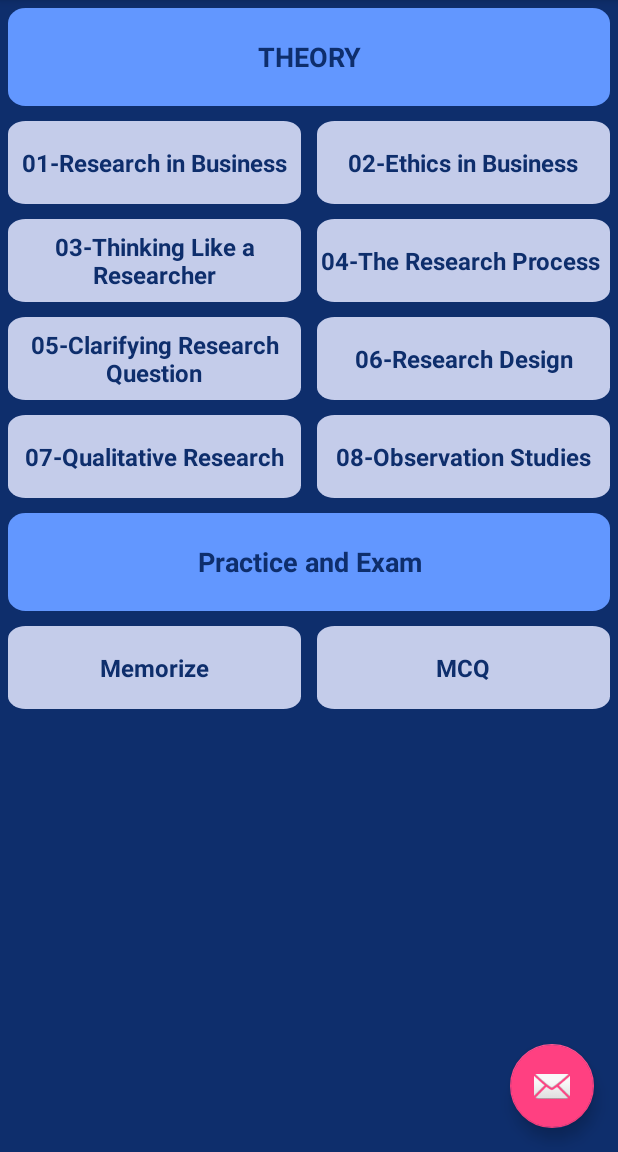
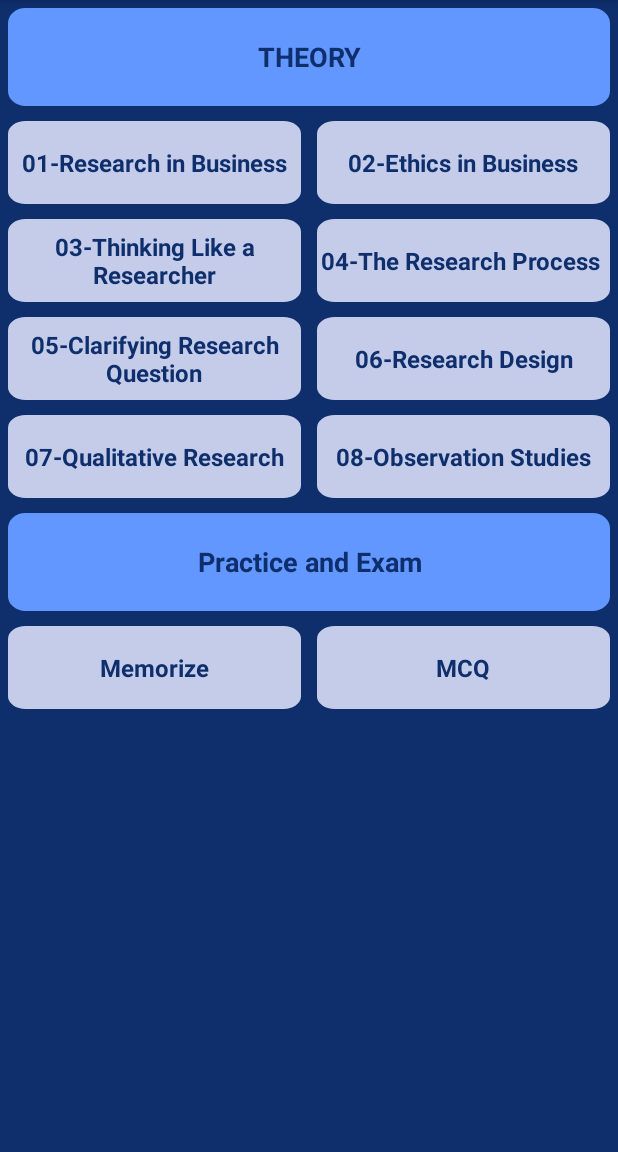
Before and after one commit to 007shishir/Business-Research, an Android app: the screen it shows after launch (MainActivity), on a phone screen of 412 x 824 dp, the part 84-1236 px from its top. Run offline under Robolectric (Android 15) with nearby library versions, the light colour scheme and no system bars; our stand-ins replace AdMob, Firebase (no records; nobody signed in at launch, a user with empty details on screens opened directly), Room's generated code; libraries missing offline, so code that uses them is left out: android.arch.persistence.

Commit message:
Internet Connection Check in MainActivity

```diff
--- a/app/src/main/AndroidManifest.xml
+++ b/app/src/main/AndroidManifest.xml
@@ -1,6 +1,10 @@
 <?xml version="1.0" encoding="utf-8"?>
 <manifest xmlns:android="http://schemas.android.com/apk/res/android"
     package="com.mme.saif_win10.businessresearch">
+
+    <uses-permission android:name="android.permission.INTERNET"/>
+    <uses-permission android:name="android.permission.ACCESS_NETWORK_STATE"/>
+    <uses-permission android:name="android.permission.CHANGE_NETWORK_STATE"/>
 
     <application
         android:allowBackup="true"
--- a/app/src/main/java/com/mme/saif_win10/businessresearch/MainActivity.java
+++ b/app/src/main/java/com/mme/saif_win10/businessresearch/MainActivity.java
@@ -2,6 +2,9 @@ package com.mme.saif_win10.businessresearch;
 
 import android.app.FragmentTransaction;
 import android.arch.persistence.room.Room;
+import android.graphics.Color;
+import android.net.ConnectivityManager;
+import android.net.NetworkInfo;
 import android.os.Bundle;
 import android.support.design.widget.FloatingActionButton;
 import android.support.design.widget.Snackbar;
@@ -17,12 +20,15 @@ import android.view.MenuItem;
 
 import com.mme.saif_win10.businessresearch.mcqRoomDatabase.Mcq_Database;
 
+import java.util.Timer;
+
 public class MainActivity extends AppCompatActivity
         implements NavigationView.OnNavigationItemSelectedListener {
 
     Chapter6 theoryURL;
     OptionsMain optionsMain;
     FragmentTransaction fr;
+    private ConnectivityManager connectivityManager;
     public static Mcq_Database mcq_database;
 
     @Override
@@ -37,15 +43,18 @@ public class MainActivity extends AppCompatActivity
         theoryURL = new Chapter6();
         optionsMain = new OptionsMain();
 
+// To check internet connectivity
+        connectivityManager = (ConnectivityManager) getSystemService(CONNECTIVITY_SERVICE);
+        networkCheck();
 
-        FloatingActionButton fab = (FloatingActionButton) findViewById(R.id.fab);
-        fab.setOnClickListener(new View.OnClickListener() {
-            @Override
-            public void onClick(View view) {
-                Snackbar.make(view, "Replace with your own action", Snackbar.LENGTH_LONG)
-                        .setAction("Action", null).show();
-            }
-        });
+//        FloatingActionButton fab = (FloatingActionButton) findViewById(R.id.fab);
+//        fab.setOnClickListener(new View.OnClickListener() {
+//            @Override
+//            public void onClick(View view) {
+//                Snackbar.make(view, "Replace with your own action", Snackbar.LENGTH_LONG)
+//                        .setAction("Action", null).show();
+//            }
+//        });
 
         DrawerLayout drawer = (DrawerLayout) findViewById(R.id.drawer_layout);
         ActionBarDrawerToggle toggle = new ActionBarDrawerToggle(
@@ -120,4 +129,57 @@ public class MainActivity extends AppCompatActivity
         drawer.closeDrawer(GravityCompat.START);
         return true;
     }
+
+    public void informUser(String message){
+        if (message.equalsIgnoreCase("no")){
+            new Thread(new Runnable() {
+                @Override
+                public void run() {
+                    try {
+                        Thread.sleep(2000);
+                        assert connectivityManager != null;
+                        NetworkInfo networkInfo = connectivityManager.getActiveNetworkInfo();
+                        if (networkInfo!=null && networkInfo.isConnected()){
+                            networkCheck();
+                        }else {
+                            informUser("no");
+                        }
+                    } catch (InterruptedException e) {
+                        e.printStackTrace();
+                    }
+                }
+            }).start();
+
+        }else {
+//            Snackbar.make(findViewById(R.id.mMainContent), message, Snackbar.LENGTH_SHORT).show();
+            new Thread(new Runnable() {
+                @Override
+                public void run() {
+                    try {
+                        Thread.sleep(3000);
+                        assert connectivityManager != null;
+                        NetworkInfo networkInfo = connectivityManager.getActiveNetworkInfo();
+                        if (networkInfo!=null && networkInfo.isConnected()){
+                            informUser("yes");
+                        }else {
+                            networkCheck();
+                        }
+                    } catch (InterruptedException e) {
+                        e.printStackTrace();
+                    }
+                }
+            }).start();
+        }
+    }
+    public void networkCheck(){
+        assert connectivityManager != null;
+        NetworkInfo networkInfo = connectivityManager.getActiveNetworkInfo();
+        if (networkInfo!=null && networkInfo.isConnected()){
+            Snackbar.make(findViewById(R.id.mMainContent), "Internet is Available...", Snackbar.LENGTH_SHORT).show();
+            informUser("yes");
+        }else {
+            Snackbar.make(findViewById(R.id.mMainContent), "No Network Connection...", Snackbar.LENGTH_INDEFINITE).show();
+            informUser("no");
+        }
+    }
 }
--- a/app/src/main/res/layout/app_bar_main.xml
+++ b/app/src/main/res/layout/app_bar_main.xml
@@ -4,7 +4,8 @@
     xmlns:tools="http://schemas.android.com/tools"
     android:layout_width="match_parent"
     android:layout_height="match_parent"
-    tools:context=".MainActivity">
+    tools:context=".MainActivity"
+    android:id="@+id/mMainContent">
 
     <android.support.design.widget.AppBarLayout
         android:layout_width="match_parent"
@@ -22,12 +23,12 @@
 
     <include layout="@layout/content_main" />
 
-    <android.support.design.widget.FloatingActionButton
-        android:id="@+id/fab"
-        android:layout_width="wrap_content"
-        android:layout_height="wrap_content"
-        android:layout_gravity="bottom|end"
-        android:layout_margin="@dimen/fab_margin"
-        app:srcCompat="@android:drawable/ic_dialog_email" />
+    <!--<android.support.design.widget.FloatingActionButton-->
+        <!--android:id="@+id/fab"-->
+        <!--android:layout_width="wrap_content"-->
+        <!--android:layout_height="wrap_content"-->
+        <!--android:layout_gravity="bottom|end"-->
+        <!--android:layout_margin="@dimen/fab_margin"-->
+        <!--app:srcCompat="@android:drawable/ic_dialog_email" />-->
 
 </android.support.design.widget.CoordinatorLayout>
```
